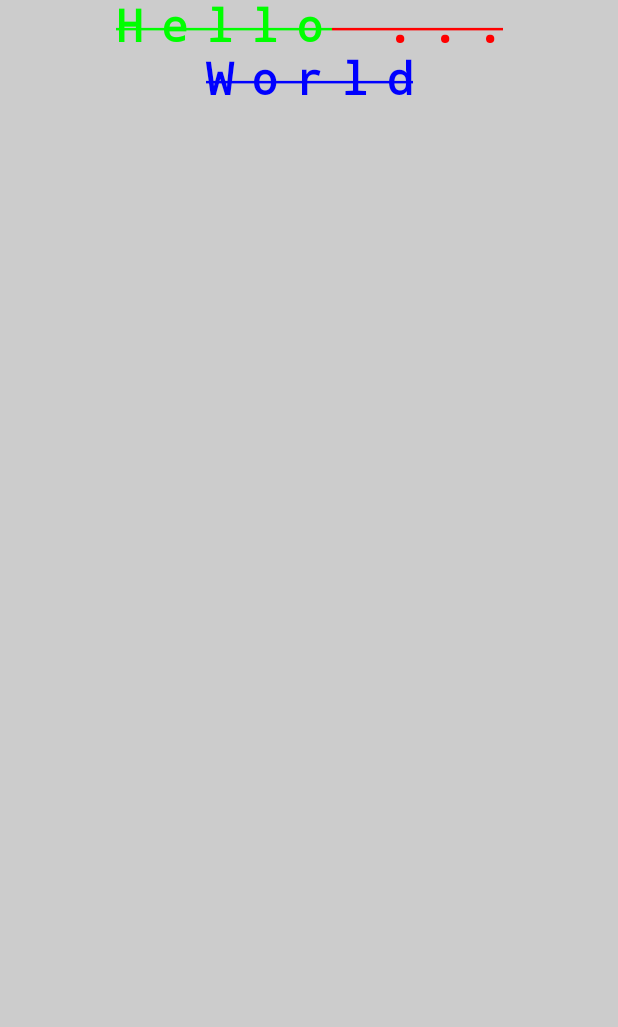
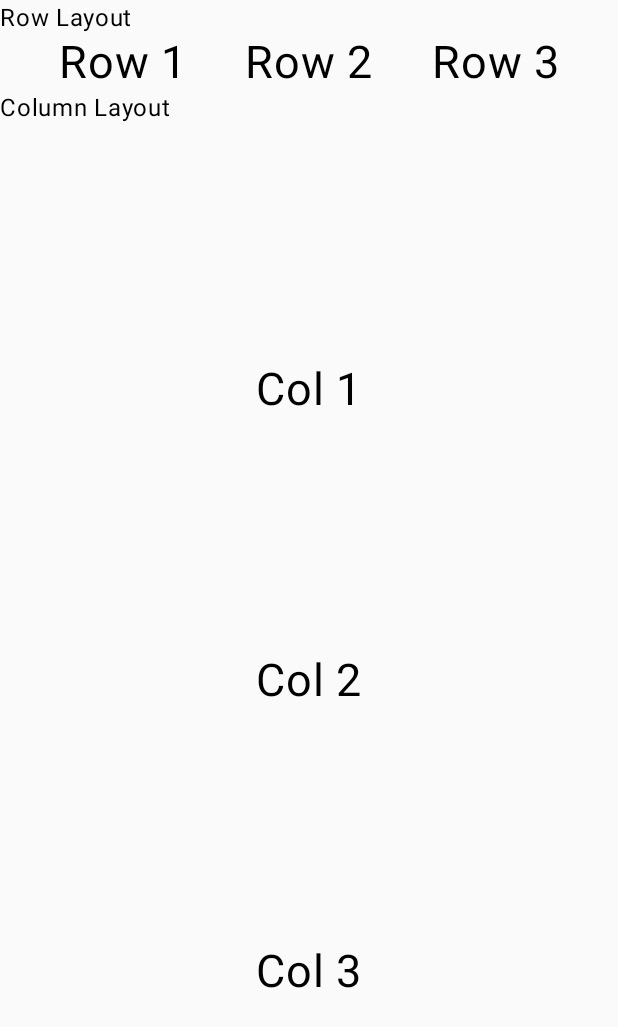
Before and after one commit to blueBye/AndroidProgrammingClass, an Android app built with Jetpack Compose: the screen it shows after launch (MainActivity), on a phone screen of 412 x 824 dp. Shown: the top 1027 px of the screen. Run offline under Robolectric (Android 15) with nearby library versions, the phone set to English and light mode, and no system bars.

Commit message:
row and column styling

```diff
--- a/app/src/main/java/info/navidlabs/androidprogrammingclass/MainActivity.kt
+++ b/app/src/main/java/info/navidlabs/androidprogrammingclass/MainActivity.kt
@@ -3,23 +3,15 @@ package info.navidlabs.androidprogrammingclass
 import android.os.Bundle
 import androidx.activity.ComponentActivity
 import androidx.activity.compose.setContent
-import androidx.compose.foundation.background
-import androidx.compose.foundation.layout.Box
-import androidx.compose.foundation.layout.fillMaxSize
-import androidx.compose.material3.MaterialTheme
-import androidx.compose.material3.Surface
+import androidx.compose.foundation.layout.Arrangement
+import androidx.compose.foundation.layout.Column
+import androidx.compose.foundation.layout.Row
+import androidx.compose.foundation.layout.fillMaxHeight
+import androidx.compose.foundation.layout.fillMaxWidth
 import androidx.compose.material3.Text
 import androidx.compose.runtime.Composable
+import androidx.compose.ui.Alignment
 import androidx.compose.ui.Modifier
-import androidx.compose.ui.graphics.Color
-import androidx.compose.ui.text.SpanStyle
-import androidx.compose.ui.text.TextStyle
-import androidx.compose.ui.text.buildAnnotatedString
-import androidx.compose.ui.text.font.FontFamily
-import androidx.compose.ui.text.font.FontWeight
-import androidx.compose.ui.text.style.TextAlign
-import androidx.compose.ui.text.style.TextDecoration
-import androidx.compose.ui.text.withStyle
 import androidx.compose.ui.tooling.preview.Preview
 import androidx.compose.ui.unit.sp
 import info.navidlabs.androidprogrammingclass.ui.theme.AndroidProgrammingClassTheme
@@ -30,12 +22,7 @@ class MainActivity : ComponentActivity() {
         setContent {
             AndroidProgrammingClassTheme {
                 // A surface container using the 'background' color from the theme
-                Surface(
-                    modifier = Modifier.fillMaxSize(),
-                    color = MaterialTheme.colorScheme.background
-                ) {
-                    TextFunction()
-                }
+                mainLayout()
             }
         }
     }
@@ -48,41 +35,38 @@ class MainActivity : ComponentActivity() {
     showSystemUi = true,
 )
 @Composable
-private fun TextFunction() {
-    Box(modifier = Modifier
-        .fillMaxSize()
-        .background(Color.LightGray)
-    ) {
-        Text(
-            text=buildAnnotatedString {
-                withStyle(style=SpanStyle(
-                    fontSize=30.sp,
-                    color=Color.Green,
-                )) {
-                    append("Hello")
-                }
+private fun mainLayout() {
+    Column{
+        Text("Row Layout")
+        RowLayout()
 
-                append(" ... ")
-
-                withStyle(style= SpanStyle(
-                    fontSize=30.sp,
-                    color=Color.Blue,
-                )
-                ) {
-                    append("World")
-                }
-            },
-            modifier=Modifier.fillMaxSize(),
-            style= TextStyle(
-                color=Color.Red,
-                fontSize = 30.sp,
-                fontFamily = FontFamily.Monospace,
-                fontWeight = FontWeight.Bold,
-                letterSpacing = 12.sp,
-                textAlign = TextAlign.Center,
-                textDecoration = TextDecoration.LineThrough,
-            ),
-            maxLines = 2,
-        )
+        Text("Column Layout")
+        ColumnLayout()
     }
 }
+
+@Composable
+private fun RowLayout() {
+    Row(
+        modifier=Modifier.fillMaxWidth(),
+        verticalAlignment= Alignment.Top,
+        horizontalArrangement= Arrangement.SpaceEvenly,
+    ) {
+        Text(text="Row 1", fontSize=30.sp)
+        Text(text="Row 2", fontSize=30.sp)
+        Text(text="Row 3", fontSize=30.sp)
+    }
+}
+
+@Composable
+private fun ColumnLayout() {
+    Column(
+        modifier=Modifier.fillMaxWidth().fillMaxHeight(),
+        verticalArrangement = Arrangement.SpaceEvenly,
+        horizontalAlignment=Alignment.CenterHorizontally,
+    ) {
+        Text(text="Col 1", fontSize=30.sp)
+        Text(text="Col 2", fontSize=30.sp)
+        Text(text="Col 3", fontSize=30.sp)
+    }
+}
```
